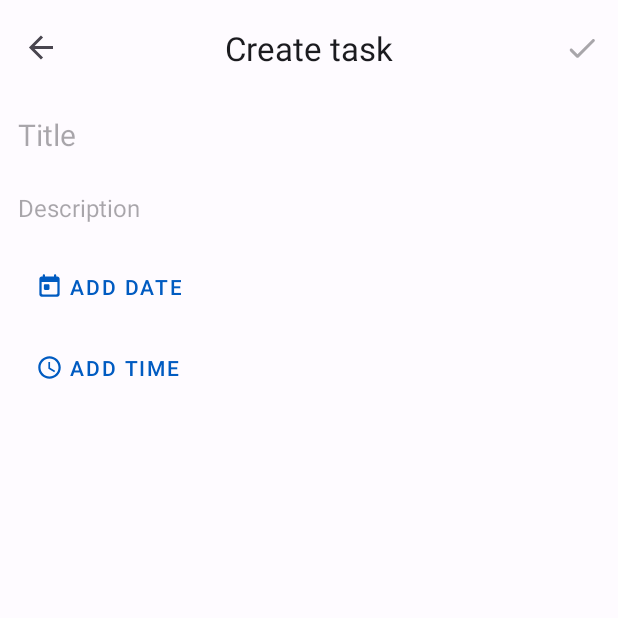
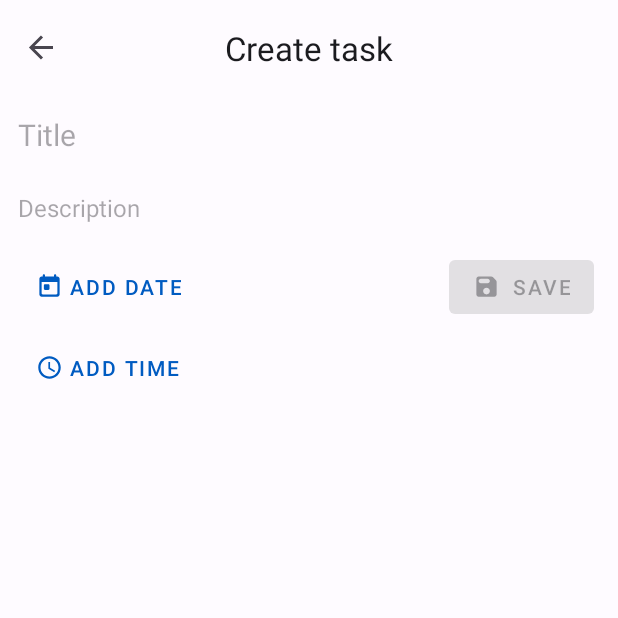
Before and after one commit to daniel-reinhold/todo-nxt-android, an Android app: the CreateTaskFragment screen opened through its navigation route, on a phone screen of 412 x 824 dp, the top half of it. Run offline under Robolectric (Android 15) with nearby library versions, the phone set to English and light mode, and no system bars; our stand-ins replace Dagger/Hilt's generated code, Room's generated code, data binding, navigation-ui.

Commit message:
Implemented saving of task

```diff
--- a/app/src/main/java/de/todonxt/feature/add_task/presentation/CreateTaskFragment.kt
+++ b/app/src/main/java/de/todonxt/feature/add_task/presentation/CreateTaskFragment.kt
@@ -8,6 +8,7 @@ import androidx.core.view.MenuProvider
 import androidx.fragment.app.Fragment
 import androidx.fragment.app.viewModels
 import androidx.lifecycle.Lifecycle
+import androidx.navigation.fragment.findNavController
 import com.google.android.material.datepicker.MaterialDatePicker
 import com.google.android.material.timepicker.MaterialTimePicker
 import com.google.android.material.timepicker.TimeFormat.CLOCK_12H
@@ -21,13 +22,11 @@ import kotlinx.coroutines.launch
 import java.util.*
 
 @AndroidEntryPoint
-class CreateTaskFragment : Fragment(), MenuProvider {
+class CreateTaskFragment : Fragment() {
 
     private var _binding: FragmentCreateTaskBinding? = null
     private val binding get() = _binding!!
     private val viewModel: CreateTaskViewModel by viewModels()
-
-    private var menu: Menu? = null
 
     override fun onCreateView(
         inflater: LayoutInflater,
@@ -37,12 +36,6 @@ class CreateTaskFragment : Fragment(), MenuProvider {
         _binding = FragmentCreateTaskBinding.inflate(inflater, container, false)
         binding.lifecycleOwner = viewLifecycleOwner
         binding.viewModel = viewModel
-
-        (activity as? MenuHost)?.addMenuProvider(
-            this,
-            viewLifecycleOwner,
-            Lifecycle.State.RESUMED
-        )
 
         binding.buttonAddDate.setOnClickListener {
             val timePicker = MaterialDatePicker.Builder.datePicker()
@@ -88,10 +81,14 @@ class CreateTaskFragment : Fragment(), MenuProvider {
             viewModel.clearTime()
         }
 
+        binding.buttonSave.setOnClickListener {
+            viewModel.saveTask()
+        }
+
         launchAndRepeatWithViewLifecycle {
             launch {
                 viewModel.formValid.collectLatest {
-                    menu?.findItem(R.id.saveTask)?.isEnabled = it
+                    binding.buttonSave.isEnabled = it
                 }
             }
 
@@ -107,6 +104,14 @@ class CreateTaskFragment : Fragment(), MenuProvider {
                 viewModel.time.collectLatest { time ->
                     time?.let {
                         binding.chipTime.text = it.formatTime(context)
+                    }
+                }
+            }
+
+            launch {
+                viewModel.taskCreated.collectLatest {
+                    if (it) {
+                        findNavController().navigateUp()
                     }
                 }
             }
@@ -130,19 +135,4 @@ class CreateTaskFragment : Fragment(), MenuProvider {
         _binding = null
     }
 
-    override fun onCreateMenu(menu: Menu, menuInflater: MenuInflater) {
-        this.menu = menu
-        menuInflater.inflate(R.menu.menu_add_task, menu)
-    }
-
-    override fun onMenuItemSelected(menuItem: MenuItem): Boolean {
-        return when (menuItem.itemId) {
-            R.id.saveTask -> {
-                binding.textFieldTitle.hideKeyboard()
-                true
-            }
-            else -> false
-        }
-    }
-
 }
--- a/app/src/main/java/de/todonxt/feature/dashboard/presentation/DashboardViewModel.kt
+++ b/app/src/main/java/de/todonxt/feature/dashboard/presentation/DashboardViewModel.kt
@@ -1,5 +1,6 @@
 package de.todonxt.feature.dashboard.presentation
 
+import android.util.Log
 import androidx.lifecycle.ViewModel
 import androidx.lifecycle.viewModelScope
 import dagger.hilt.android.lifecycle.HiltViewModel
@@ -21,6 +22,8 @@ class DashboardViewModel @Inject constructor(
         viewModelScope.launch {
             launch {
                 tasks.collectLatest {
+                    Log.i("APP_TEST", "Amount of tasks: ${it.size}")
+
                     anyTasksForToday.value = it.isNotEmpty()
                 }
             }
--- /dev/null
+++ b/app/src/main/res/drawable/ic_save.xml
@@ -0,0 +1,10 @@
+<vector xmlns:android="http://schemas.android.com/apk/res/android"
+    android:width="24dp"
+    android:height="24dp"
+    android:viewportWidth="24"
+    android:viewportHeight="24"
+    android:tint="?attr/colorControlNormal">
+  <path
+      android:fillColor="@android:color/white"
+      android:pathData="M17.59,3.59c-0.38,-0.38 -0.89,-0.59 -1.42,-0.59L5,3c-1.11,0 -2,0.9 -2,2v14c0,1.1 0.9,2 2,2h14c1.1,0 2,-0.9 2,-2L21,7.83c0,-0.53 -0.21,-1.04 -0.59,-1.41l-2.82,-2.83zM12,19c-1.66,0 -3,-1.34 -3,-3s1.34,-3 3,-3 3,1.34 3,3 -1.34,3 -3,3zM13,9L7,9c-1.1,0 -2,-0.9 -2,-2s0.9,-2 2,-2h6c1.1,0 2,0.9 2,2s-0.9,2 -2,2z"/>
+</vector>
--- a/app/src/main/res/layout/fragment_create_task.xml
+++ b/app/src/main/res/layout/fragment_create_task.xml
@@ -1,8 +1,8 @@
 <?xml version="1.0" encoding="utf-8"?>
-<layout xmlns:app="http://schemas.android.com/apk/res-auto">
+<layout xmlns:tools="http://schemas.android.com/tools"
+    xmlns:app="http://schemas.android.com/apk/res-auto">
 
     <data>
-
         <variable
             name="viewModel"
             type="de.todonxt.feature.add_task.presentation.CreateTaskViewModel" />
@@ -61,13 +61,32 @@
 
         </com.google.android.material.chip.ChipGroup>
 
+        <RelativeLayout
+            android:layout_marginHorizontal="16dp"
+            android:layout_marginTop="6dp"
+            android:layout_width="match_parent"
+            android:layout_height="wrap_content">
+
+            <com.google.android.material.button.MaterialButton
+                android:id="@+id/buttonSave"
+                style="@style/Widget.MaterialComponents.Button"
+                android:layout_width="wrap_content"
+                android:layout_height="wrap_content"
+                android:layout_alignParentEnd="true"
+                android:text="@string/save"
+                app:icon="@drawable/ic_save"
+                tools:ignore="RelativeOverlap" />
+
+            <LinearLayout
+                android:orientation="vertical"
+                android:layout_width="wrap_content"
+                android:layout_height="wrap_content">
+
                 <com.google.android.material.button.MaterialButton
                     android:id="@+id/buttonAddDate"
                     style="@style/Widget.MaterialComponents.Button.TextButton"
                     android:layout_width="wrap_content"
                     android:layout_height="wrap_content"
-            android:layout_marginStart="16dp"
-            android:layout_marginTop="6dp"
                     android:text="@string/add_date"
                     app:icon="@drawable/ic_calendar_today"
                     app:isGone="@{viewModel.dateSet}" />
@@ -77,11 +96,14 @@
                     style="@style/Widget.MaterialComponents.Button.TextButton"
                     android:layout_width="wrap_content"
                     android:layout_height="wrap_content"
-            android:layout_marginStart="16dp"
                     android:layout_marginTop="6dp"
                     android:text="@string/add_time"
                     app:icon="@drawable/ic_clock"
                     app:isGone="@{viewModel.timeSet}" />
 
             </LinearLayout>
+
+        </RelativeLayout>
+
+    </LinearLayout>
 </layout>
--- a/app/src/main/res/menu/menu_add_task.xml
+++ /dev/null
@@ -1,11 +0,0 @@
-<?xml version="1.0" encoding="utf-8"?>
-<menu xmlns:android="http://schemas.android.com/apk/res/android"
-    xmlns:app="http://schemas.android.com/apk/res-auto">
-
-    <item
-        android:enabled="false"
-        android:id="@+id/saveTask"
-        android:icon="@drawable/ic_check"
-        android:title="@string/save"
-        app:showAsAction="ifRoom" />
-</menu>
```
Also changed, not shown: app/src/main/java/de/todonxt/core/data/source/local/typeconverters/LongCalendarConverter.kt (+4 -4 lines), app/src/main/java/de/todonxt/feature/add_task/presentation/CreateTaskViewModel.kt (+15 -0 lines). Lines whose indentation alone changed are shown as unchanged.
